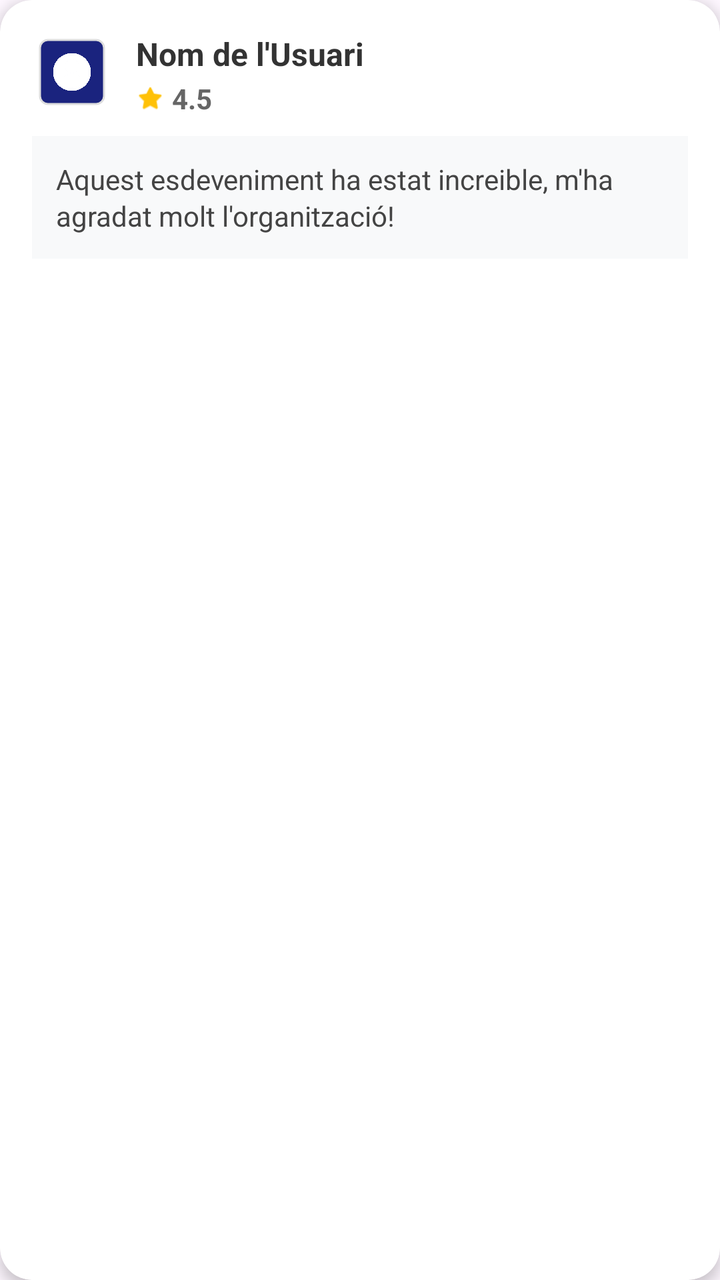
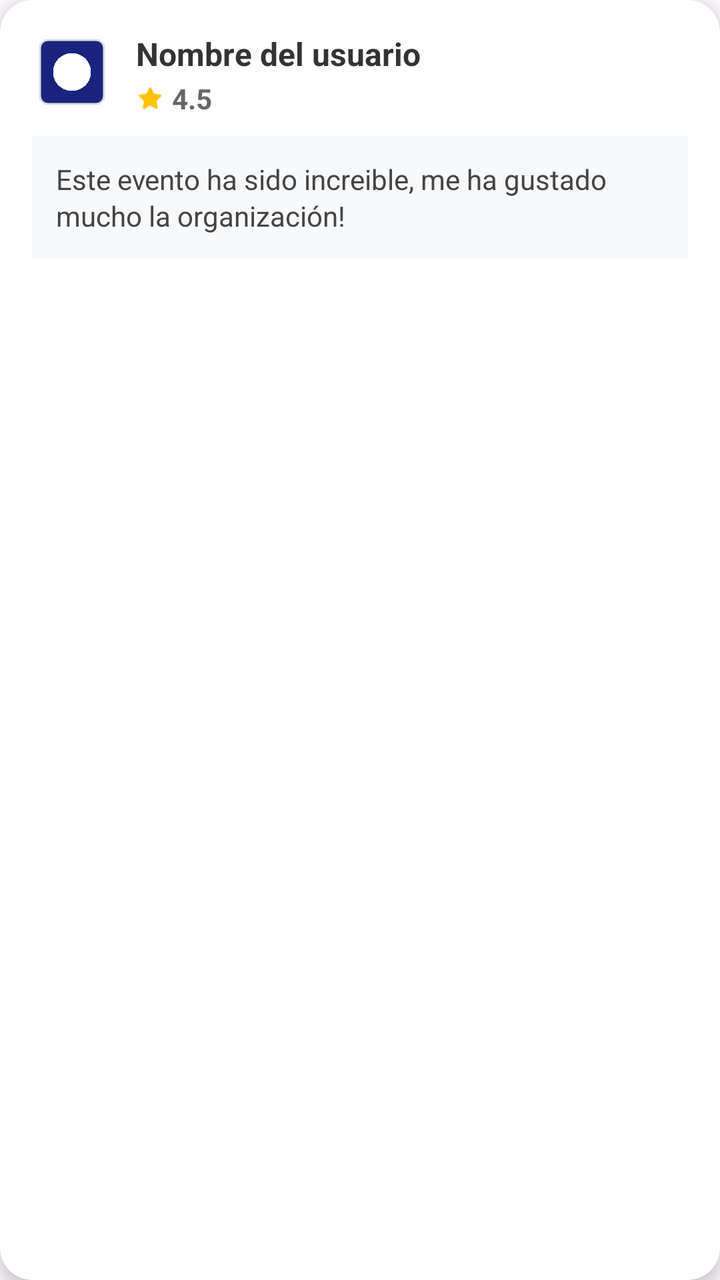

Two renders of the same Android screen: before a commit and after it. Below are the layout's source before the change and the commit's diff.
<!-- AndroidManifest.xml: application theme Theme.Projecte -->
<!-- res/layout/item_resena.xml -->
<?xml version="1.0" encoding="utf-8"?>
<androidx.cardview.widget.CardView
    xmlns:android="http://schemas.android.com/apk/res/android"
    xmlns:app="http://schemas.android.com/apk/res-auto"
    xmlns:tools="http://schemas.android.com/tools"
    android:layout_width="match_parent"
    android:layout_height="wrap_content"
    android:layout_marginHorizontal="12dp"
    android:layout_marginVertical="6dp"
    app:cardCornerRadius="16dp"
    app:cardElevation="4dp">

    <androidx.constraintlayout.widget.ConstraintLayout
        android:layout_width="match_parent"
        android:layout_height="wrap_content"
        android:padding="16dp">

        <com.google.android.material.imageview.ShapeableImageView
            android:id="@+id/imgAvatarResena"
            android:layout_width="40dp"
            android:layout_height="40dp"
            android:background="#1A237E"
            android:padding="4dp"
            app:shapeAppearanceOverlay="@style/ShapeAppearance.MaterialComponents.SmallComponent"
            app:strokeColor="#DDDDDD"
            app:strokeWidth="1dp"
            app:layout_constraintStart_toStartOf="parent"
            app:layout_constraintTop_toTopOf="parent"
            app:srcCompat="@drawable/user_icon"
            app:tint="#FFFFFF" />

        <TextView
            android:id="@+id/resenaUsuari"
            android:layout_width="0dp"
            android:layout_height="wrap_content"
            android:layout_marginStart="12dp"
            android:text="Nom de l'Usuari"
            android:textColor="#333333"
            android:textSize="16sp"
            android:textStyle="bold"
            app:layout_constraintEnd_toEndOf="parent"
            app:layout_constraintStart_toEndOf="@id/imgAvatarResena"
            app:layout_constraintTop_toTopOf="@id/imgAvatarResena" />

        <LinearLayout
            android:id="@+id/layoutPuntuacio"
            android:layout_width="wrap_content"
            android:layout_height="wrap_content"
            android:layout_marginTop="2dp"
            android:gravity="center_vertical"
            android:orientation="horizontal"
            app:layout_constraintStart_toStartOf="@id/resenaUsuari"
            app:layout_constraintTop_toBottomOf="@id/resenaUsuari">

            <ImageView
                android:layout_width="14dp"
                android:layout_height="14dp"
                android:src="@android:drawable/btn_star_big_on"
                app:tint="#FFC107" />

            <TextView
                android:id="@+id/resenaPuntuacion"
                android:layout_width="wrap_content"
                android:layout_height="wrap_content"
                android:layout_marginStart="4dp"
                android:text="4.5"
                android:textColor="#666666"
                android:textSize="14sp"
                android:textStyle="bold" />
        </LinearLayout>

        <TextView
            android:id="@+id/resenaMissatge"
            android:layout_width="0dp"
            android:layout_height="wrap_content"
            android:layout_marginTop="12dp"
            android:background="#F8F9FA"
            android:padding="12dp"
            android:text="Aquest esdeveniment ha estat increible, m'ha agradat molt l'organització!"
            android:textColor="#444444"
            android:textSize="14sp"
            android:lineSpacingExtra="2dp"
            app:layout_constraintEnd_toEndOf="parent"
            app:layout_constraintStart_toStartOf="parent"
            app:layout_constraintTop_toBottomOf="@id/imgAvatarResena" />

    </androidx.constraintlayout.widget.ConstraintLayout>

</androidx.cardview.widget.CardView>
<!-- resources referenced by this layout -->
<resources>
  <!-- drawable user_icon: png bitmap (drawable, 103129 bytes) -->
  <style name="Theme.Projecte" parent="Base.Theme.Projecte" />
  <style name="Base.Theme.Projecte" parent="Theme.Material3.DayNight.NoActionBar">
          
          
      </style>
</resources>

<!-- the commit's change to res/layout/item_resena.xml (unified diff, before → after) -->
@@ -34,7 +34,7 @@
             android:layout_width="0dp"
             android:layout_height="wrap_content"
             android:layout_marginStart="12dp"
-            android:text="Nom de l'Usuari"
+            android:text="Nombre del usuario"
             android:textColor="#333333"
             android:textSize="16sp"
             android:textStyle="bold"
@@ -76,7 +76,7 @@
             android:layout_marginTop="12dp"
             android:background="#F8F9FA"
             android:padding="12dp"
-            android:text="Aquest esdeveniment ha estat increible, m'ha agradat molt l'organització!"
+            android:text="Este evento ha sido increible, me ha gustado mucho la organización!"
             android:textColor="#444444"
             android:textSize="14sp"
             android:lineSpacingExtra="2dp"
